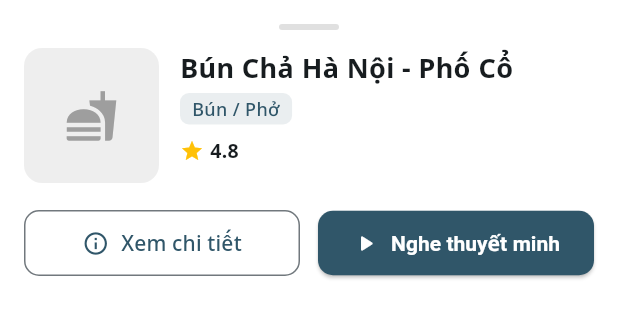
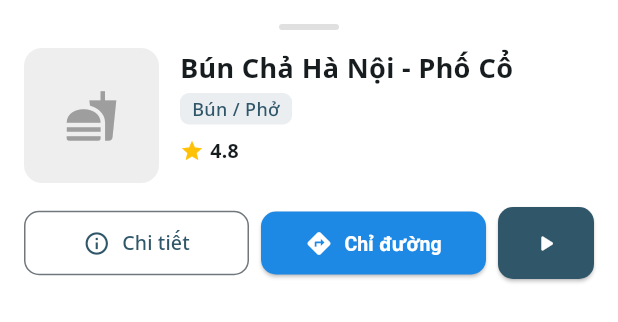
Before and after one commit to Xbaodev04/seminar_mobile, a Flutter app: the PoiQuickViewSheet widget shown alone on an empty page, opened directly with sample values from the repository, on a phone screen of 412 x 824 dp. Shown: the top 322 px of the screen. Run offline on Flutter 3.47's test engine with Material 3 defaults, Android fonts, the light colour scheme and no system bars; our stand-ins replace device_info_plus, flutter_map, flutter_tts, geolocator, google_fonts, google_sign_in and 3 more; missing offline and left inert: mobile_scanner; accounts and stored records are empty; network calls fail.

Commit message:
feat: chi duong tu vi tri hien tai den dia diem tren ban do

```diff
--- a/lib/data/remote/api_client.dart
+++ b/lib/data/remote/api_client.dart
@@ -105,7 +105,7 @@ class ApiClient {
       AuthApi.instance.me(accessToken);
 
   Future<Map<String, dynamic>> refresh(String refreshToken) =>
-    AuthApi.instance.refresh(refreshToken);
+      AuthApi.instance.refresh(refreshToken);
 
   Future<Map<String, dynamic>> googleLogin({required String idToken}) =>
       AuthApi.instance.googleLogin(idToken: idToken);
--- a/lib/engines/tts_engine.dart
+++ b/lib/engines/tts_engine.dart
@@ -1,3 +1,4 @@
+import 'dart:async';
 import 'dart:convert';
 
 import 'package:flutter/foundation.dart';
@@ -12,6 +13,8 @@ class TtsEngine extends ChangeNotifier {
   static final TtsEngine instance = TtsEngine._private();
 
   final FlutterTts _flutterTts = FlutterTts();
+  final StreamController<void> _completionController =
+      StreamController<void>.broadcast();
 
   bool _isTranslating = false;
   bool _isSpeaking = false;
@@ -23,7 +26,7 @@ class TtsEngine extends ChangeNotifier {
   String get translatedText => _translatedText;
   String? get lastError => _lastError;
 
-  get onCompletion => null;
+  Stream<void> get onCompletion => _completionController.stream;
 
   void _initTts() {
     _flutterTts.setStartHandler(() {
@@ -33,6 +36,7 @@ class TtsEngine extends ChangeNotifier {
 
     _flutterTts.setCompletionHandler(() {
       _isSpeaking = false;
+      _completionController.add(null);
       notifyListeners();
     });
 
--- a/lib/presentation/widgets/poi_quick_view_sheet.dart
+++ b/lib/presentation/widgets/poi_quick_view_sheet.dart
@@ -9,12 +9,14 @@ class PoiQuickViewSheet extends StatelessWidget {
   final Poi poi;
   final Position? userPosition;
   final VoidCallback? onTapDetail;
+  final VoidCallback? onTapRoute;
 
   const PoiQuickViewSheet({
     super.key,
     required this.poi,
     this.userPosition,
     this.onTapDetail,
+    this.onTapRoute,
   });
 
   @override
@@ -151,8 +153,8 @@ class PoiQuickViewSheet extends StatelessWidget {
               Expanded(
                 child: OutlinedButton.icon(
                   onPressed: onTapDetail,
-                  icon: const Icon(Icons.info_outline),
-                  label: const Text('Xem chi tiết'),
+                  icon: const Icon(Icons.info_outline, size: 18),
+                  label: const Text('Chi tiết', style: TextStyle(fontSize: 13)),
                   style: OutlinedButton.styleFrom(
                     padding: const EdgeInsets.symmetric(vertical: 12),
                     shape: RoundedRectangleBorder(
@@ -161,9 +163,29 @@ class PoiQuickViewSheet extends StatelessWidget {
                   ),
                 ),
               ),
-              const SizedBox(width: 12),
+              const SizedBox(width: 8),
               Expanded(
                 child: ElevatedButton.icon(
+                  onPressed: onTapRoute,
+                  icon: const Icon(Icons.directions, size: 18),
+                  label: const Text(
+                    'Chỉ đường',
+                    style: TextStyle(fontSize: 13),
+                  ),
+                  style: ElevatedButton.styleFrom(
+                    backgroundColor: Colors.blue.shade600,
+                    foregroundColor: Colors.white,
+                    padding: const EdgeInsets.symmetric(vertical: 12),
+                    shape: RoundedRectangleBorder(
+                      borderRadius: BorderRadius.circular(10),
+                    ),
+                  ),
+                ),
+              ),
+              const SizedBox(width: 8),
+              SizedBox(
+                height: 48,
+                child: ElevatedButton(
                   onPressed: () {
                     Navigator.pop(context);
                     GeoAudioManager.instance.enterPoi(poi, autoPlay: true);
@@ -191,15 +213,17 @@ class PoiQuickViewSheet extends StatelessWidget {
                       ),
                     );
                   },
-                  icon: const Icon(Icons.play_arrow_rounded),
-                  label: const Text('Nghe thuyết minh'),
                   style: ElevatedButton.styleFrom(
                     backgroundColor: Theme.of(context).primaryColor,
                     foregroundColor: Colors.white,
-                    padding: const EdgeInsets.symmetric(vertical: 12),
+                    padding: EdgeInsets.zero,
                     shape: RoundedRectangleBorder(
                       borderRadius: BorderRadius.circular(10),
                     ),
+                  ),
+                  child: const Padding(
+                    padding: EdgeInsets.symmetric(horizontal: 12.0),
+                    child: Icon(Icons.play_arrow_rounded),
                   ),
                 ),
               ),
```
Also changed, not shown: lib/data/remote/auth_api.dart (+10 -1 lines), lib/data/remote/poi_api.dart (+12 -7 lines), lib/presentation/pages/home_page.dart (+58 -1 lines), lib/presentation/pages/poi_detail_page.dart (+4 -6 lines), lib/presentation/widgets/home_map_view.dart (+16 -1 lines), lib/core/utils/cooldown.dart (line endings or trailing spaces), lib/presentation/pages/qr_scan_page.dart (line endings or trailing spaces).
